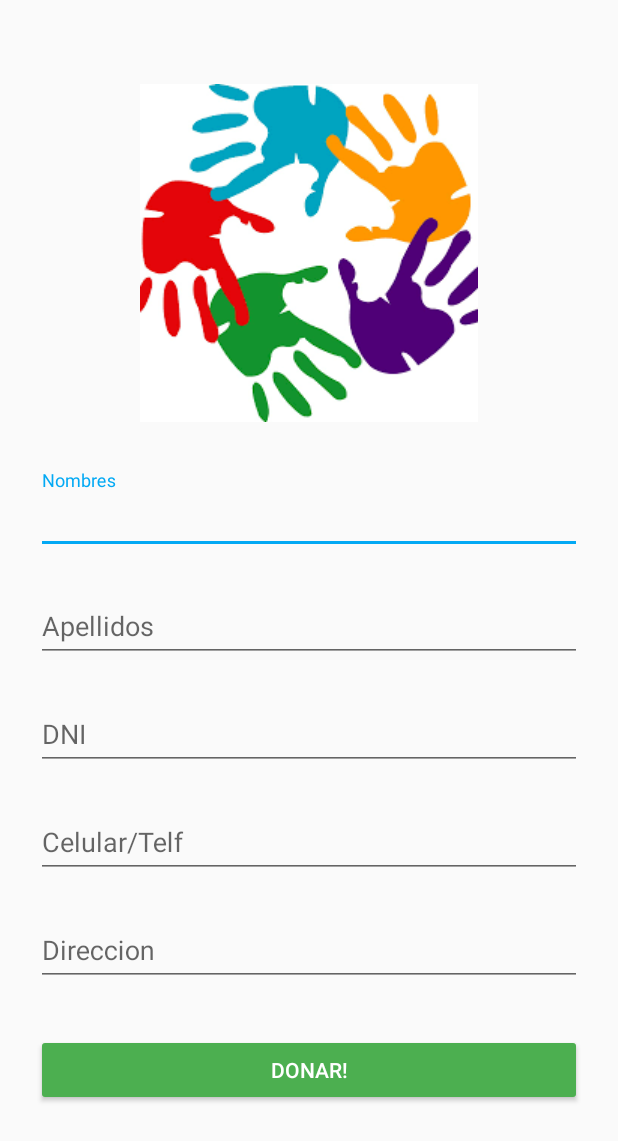
After one commit to ronaldVelasquez/hackatrix-donativos, an Android app: the SignUpActivity screen opened directly, with no data from a screen before it, on a phone screen of 412 x 824 dp. The commit adds this screen. Shown: the top 1141 px of the screen. Run offline under Robolectric (Android 15) with nearby library versions, the phone set to English and light mode, and no system bars.

Commit message:
DATOS DONANTE

```diff
--- a/app/src/main/AndroidManifest.xml
+++ b/app/src/main/AndroidManifest.xml
@@ -16,6 +16,7 @@
             </intent-filter>
         </activity>
         <activity android:name=".activity.MainActivity" />
+        <activity android:name=".activity.SignUpActivity" />
     </application>
 
 </manifest>
--- /dev/null
+++ b/app/src/main/java/devy/com/donemos/activity/SignUpActivity.java
@@ -0,0 +1,97 @@
+package devy.com.donemos.activity;
+
+import android.content.Intent;
+import android.content.SharedPreferences;
+import android.preference.PreferenceManager;
+import android.support.v7.app.AppCompatActivity;
+import android.os.Bundle;
+import android.util.Log;
+import android.view.View;
+import android.widget.Button;
+import android.widget.EditText;
+import android.widget.TextView;
+
+import devy.com.donemos.R;
+
+public class SignUpActivity extends AppCompatActivity implements View.OnClickListener {
+
+    private static final String TAG = SignUpActivity.class.getSimpleName();
+
+    private EditText inputNombres;
+    private EditText inputApellidos;
+    private EditText inputDNI;
+    private EditText inputaCelular;
+    private EditText inputDireccion;
+    private Button buttonDonar;
+    private TextView textViewLogin;
+
+
+    @Override
+    protected void onCreate(Bundle savedInstanceState) {
+        super.onCreate(savedInstanceState);
+        setContentView(R.layout.activity_sign_up);
+
+        inputNombres = (EditText) findViewById(R.id.input_nombres);
+        inputApellidos = (EditText) findViewById(R.id.input_apellidos);
+        inputDNI = (EditText) findViewById(R.id.input_dni);
+        inputaCelular = (EditText) findViewById(R.id.input_celular);
+        inputDireccion = (EditText) findViewById(R.id.input_direccion);
+        buttonDonar = (Button) findViewById(R.id.btn_signup);
+        textViewLogin = (TextView) findViewById(R.id.link_login);
+
+
+        buttonDonar.setOnClickListener(this);
+        textViewLogin.setOnClickListener(this);
+
+
+
+
+
+    }
+
+    @Override
+    public void onClick(View v) {
+        switch (v.getId()){
+            case R.id.btn_signup:
+                registrar();
+                break;
+            case R.id.link_login:
+                //finish();
+                //startActivity(new Intent(this, Login.class));
+                break;
+        }
+    }
+
+    public void registrar(){
+
+        String nombres = inputNombres.getText().toString();
+        String apellidos = inputApellidos.getText().toString();
+        String direccion  = inputDireccion.getText().toString();
+        String dni = inputDNI.getText().toString();
+        String celular = inputaCelular.getText().toString();
+
+        //SAVE TO SHARED PREFERENCES.
+
+        Log.d(TAG,"NOMBRES : " + nombres);
+        Log.d(TAG,"APELLIDOS : " + apellidos);
+        Log.d(TAG,"DIRECCION : " + direccion);
+        Log.d(TAG,"DNI : " + dni);
+        Log.d(TAG,"CELULAR : " + celular);
+
+        SharedPreferences pref =
+                PreferenceManager.getDefaultSharedPreferences(this);
+        SharedPreferences.Editor edit = pref.edit();
+        edit.putString("nombres", nombres);
+        edit.putString("apellidos", apellidos);
+        edit.putString("direccion", direccion);
+        edit.putString("dni", dni);
+        edit.putString("celular", celular);
+        edit.commit();
+
+        //UNCOMMENT
+        //startActivity(new Intent(this, DetalleDonacion.class));
+
+    }
+
+
+}
--- /dev/null
+++ b/app/src/main/res/layout/activity_sign_up.xml
@@ -0,0 +1,106 @@
+<?xml version="1.0" encoding="utf-8"?>
+<ScrollView
+    xmlns:android="http://schemas.android.com/apk/res/android"
+    android:layout_width="fill_parent"
+    android:layout_height="fill_parent"
+    android:fitsSystemWindows="true">
+
+    <LinearLayout
+        android:orientation="vertical"
+        android:layout_width="match_parent"
+        android:layout_height="wrap_content"
+        android:paddingTop="56dp"
+        android:paddingLeft="24dp"
+        android:paddingRight="24dp">
+
+        <ImageView android:src="@drawable/ic_logo"
+            android:layout_width="wrap_content"
+            android:layout_height="wrap_content"
+            android:layout_marginBottom="24dp"
+            android:layout_gravity="center_horizontal" />
+
+
+        <android.support.design.widget.TextInputLayout
+            android:layout_width="match_parent"
+            android:layout_height="wrap_content"
+            android:layout_marginTop="8dp"
+            android:layout_marginBottom="8dp">
+            <EditText android:id="@+id/input_nombres"
+                android:layout_width="match_parent"
+                android:layout_height="wrap_content"
+                android:inputType="textCapWords"
+                android:hint="Nombres" />
+        </android.support.design.widget.TextInputLayout>
+
+
+        <android.support.design.widget.TextInputLayout
+            android:layout_width="match_parent"
+            android:layout_height="wrap_content"
+            android:layout_marginTop="8dp"
+            android:layout_marginBottom="8dp">
+            <EditText android:id="@+id/input_apellidos"
+                android:layout_width="match_parent"
+                android:layout_height="wrap_content"
+                android:inputType="textCapWords"
+                android:hint="Apellidos" />
+        </android.support.design.widget.TextInputLayout>
+
+        <android.support.design.widget.TextInputLayout
+            android:layout_width="match_parent"
+            android:layout_height="wrap_content"
+            android:layout_marginTop="8dp"
+            android:layout_marginBottom="8dp">
+            <EditText android:id="@+id/input_dni"
+                android:layout_width="match_parent"
+                android:layout_height="wrap_content"
+                android:inputType="number"
+                android:hint="DNI" />
+        </android.support.design.widget.TextInputLayout>
+
+
+        <android.support.design.widget.TextInputLayout
+            android:layout_width="match_parent"
+            android:layout_height="wrap_content"
+            android:layout_marginTop="8dp"
+            android:layout_marginBottom="8dp">
+            <EditText android:id="@+id/input_celular"
+                android:layout_width="match_parent"
+                android:layout_height="wrap_content"
+                android:inputType="number"
+                android:hint="Celular/Telf"/>
+        </android.support.design.widget.TextInputLayout>
+
+        <android.support.design.widget.TextInputLayout
+            android:layout_width="match_parent"
+            android:layout_height="wrap_content"
+            android:layout_marginTop="8dp"
+            android:layout_marginBottom="8dp">
+            <EditText android:id="@+id/input_direccion"
+                android:layout_width="match_parent"
+                android:layout_height="wrap_content"
+                android:inputType="textCapWords"
+                android:hint="Direccion" />
+        </android.support.design.widget.TextInputLayout>
+
+        <!-- Signup Button -->
+        <android.support.v7.widget.AppCompatButton
+            android:id="@+id/btn_signup"
+            android:layout_width="fill_parent"
+            android:layout_height="wrap_content"
+            android:layout_marginTop="24dp"
+            android:layout_marginBottom="24dp"
+            android:padding="12dp"
+            android:text="DONAR!"
+            android:textColor="#fff"
+            />
+
+        <TextView android:id="@+id/link_login"
+            android:layout_width="0dp"
+            android:layout_height="0dp"
+            android:layout_marginBottom="24dp"
+            android:text="Ya tienes una cuenta, Logéate."
+            android:gravity="center"
+            android:textSize="16dip"/>
+
+    </LinearLayout>
+</ScrollView>
--- a/app/src/main/res/values/styles.xml
+++ b/app/src/main/res/values/styles.xml
@@ -3,6 +3,8 @@
         <item name="colorPrimary">@color/colorPrimary</item>
         <item name="colorPrimaryDark">@color/colorPrimaryDark</item>
         <item name="colorAccent">@color/colorAccent</item>
+        <item name="colorButtonNormal">@color/colorPrimary</item>
+        <item name="android:textColorPrimary">@color/primary_text</item>
     </style>
     <style name="AppTheme.AppBarOverlay" parent="ThemeOverlay.AppCompat.Dark.ActionBar"/>
 </resources>
```
